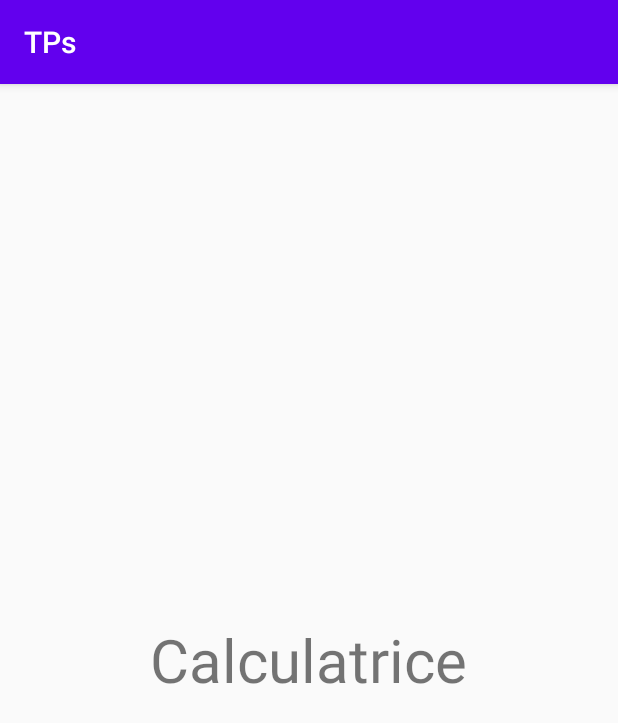
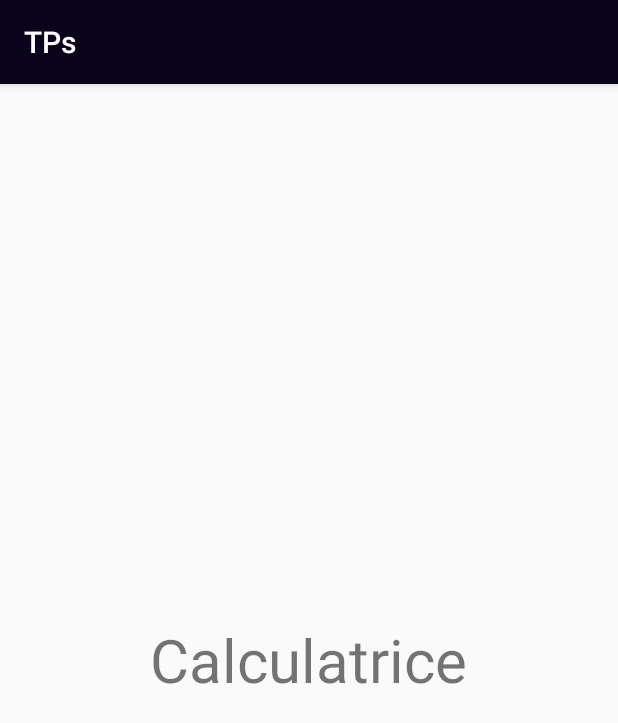
Before and after one commit to AhmedBourazza/androidStudioTps, an Android app: the screen it shows after launch once a user with an empty profile is signed in (Home), in the side drawer, after a tap on "Calculatrice", on a phone screen of 412 x 824 dp. Shown: the top 723 px of the screen. Run offline under Robolectric (Android 15) with nearby library versions, the phone set to English and light mode, and no system bars; our stand-ins replace Firebase (no records; nobody signed in at launch, a user with empty details on screens opened directly); Roboto replaces fonts that are not available here.

Commit message:
add welcoming page

```diff
--- a/app/src/main/java/com/example/tps/Home.java
+++ b/app/src/main/java/com/example/tps/Home.java
@@ -81,6 +81,11 @@ public class Home extends AppCompatActivity implements NavigationView.OnNavigati
             getSupportFragmentManager().beginTransaction().replace(R.id.fragmennt_container,
                     new CalculatriceFragment()).commit();
         }
+        else if(item.getItemId() == R.id.nav_profil)
+        {
+            getSupportFragmentManager().beginTransaction().replace(R.id.fragmennt_container,
+                    new ProfilFragment()).commit();
+        }
         else if(item.getItemId() == R.id.nav_logout)
         {
             FirebaseAuth.getInstance().signOut();
--- a/app/src/main/res/layout/activity_home.xml
+++ b/app/src/main/res/layout/activity_home.xml
@@ -17,7 +17,7 @@
         <androidx.appcompat.widget.Toolbar
             android:layout_width="match_parent"
             android:layout_height="?attr/actionBarSize"
-            android:background="@color/design_default_color_primary"
+            android:background="#0B031B"
             android:id="@+id/toolbar"
             android:theme="@style/ThemeOverlay.AppCompat.Dark.ActionBar"
             app:popupTheme="@style/ThemeOverlay.AppCompat.Light"
--- a/app/src/main/res/values-v31/styles.xml
+++ b/app/src/main/res/values-v31/styles.xml
@@ -3,4 +3,5 @@
     <style name="Base.Theme.TPs" parent="Theme.Material3.DayNight.NoActionBar">
         <item name="android:statusBarColor">@android:color/transparent</item>
     </style>
+
 </resources>
--- a/app/src/main/res/values/preloaded_fonts.xml
+++ b/app/src/main/res/values/preloaded_fonts.xml
@@ -1,6 +1,8 @@
 <?xml version="1.0" encoding="utf-8"?>
 <resources>
     <array name="preloaded_fonts" translatable="false">
+        <item>@font/audiowide</item>
         <item>@font/days_one</item>
+        <item>@font/faster_one</item>
     </array>
 </resources>
```
Also changed, not shown: app/src/main/res/drawable/bgpro.jpg (added).
